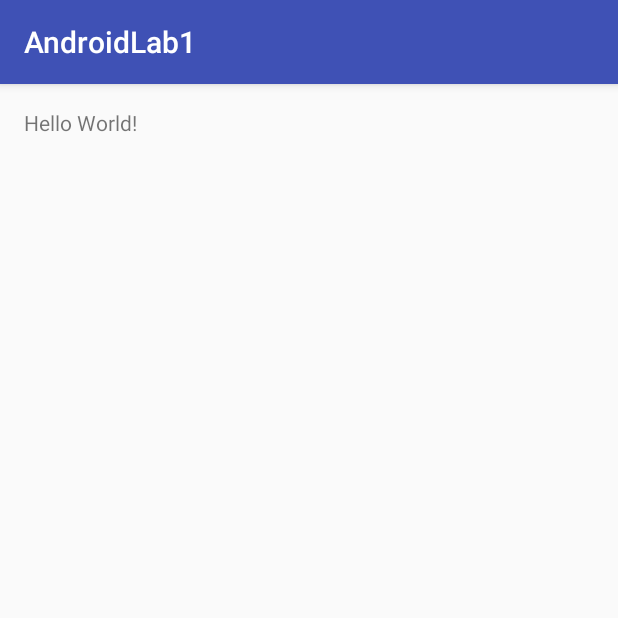
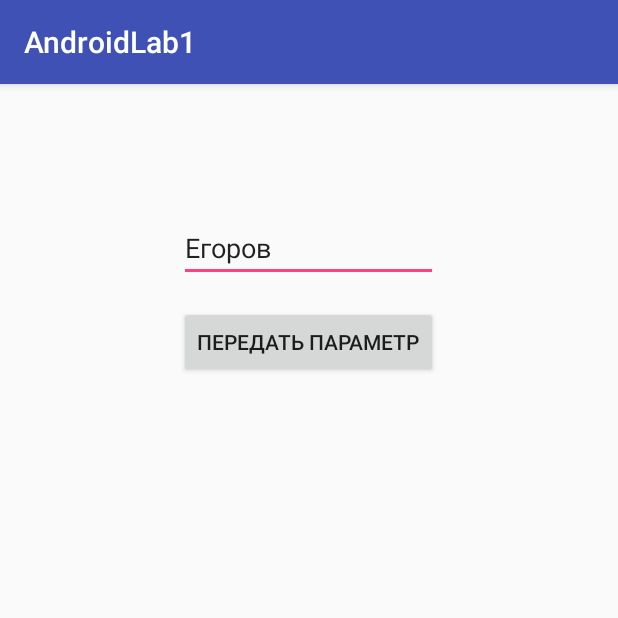
Before and after one commit to javalabs/AndroidLab1, an Android app: the screen it shows after launch (MainActivity), on a phone screen of 412 x 824 dp, the top half of it. Run offline under Robolectric (Android 15) with nearby library versions, the phone set to English and light mode, and no system bars.

Commit message:
Implement lab1

```diff
--- a/app/src/main/AndroidManifest.xml
+++ b/app/src/main/AndroidManifest.xml
@@ -15,6 +15,7 @@
                 <category android:name="android.intent.category.LAUNCHER" />
             </intent-filter>
         </activity>
+        <activity android:name=".SecondActivity"></activity>
     </application>
 
 </manifest>
--- a/app/src/main/res/layout/activity_main.xml
+++ b/app/src/main/res/layout/activity_main.xml
@@ -9,8 +9,25 @@
     android:paddingTop="@dimen/activity_vertical_margin"
     tools:context="com.github.javalabs.androidlab1.MainActivity">
 
-    <TextView
+    <Button
         android:layout_width="wrap_content"
         android:layout_height="wrap_content"
-        android:text="Hello World!" />
+        android:text="@string/btn_txt"
+        android:id="@+id/btn_start_activity"
+        android:layout_marginTop="132dp"
+        android:layout_alignParentTop="true"
+        android:layout_centerHorizontal="true"
+        android:onClick="onClickBtn" />
+
+    <EditText
+        android:layout_width="wrap_content"
+        android:layout_height="wrap_content"
+        android:id="@+id/edt_parameter"
+        android:layout_alignBottom="@+id/btn_start_activity"
+        android:layout_marginBottom="64dp"
+        android:layout_alignRight="@+id/btn_start_activity"
+        android:layout_alignEnd="@+id/btn_start_activity"
+        android:layout_alignLeft="@+id/btn_start_activity"
+        android:layout_alignStart="@+id/btn_start_activity"
+        android:text="@string/edt_txt" />
 </RelativeLayout>
--- a/app/src/main/res/values/strings.xml
+++ b/app/src/main/res/values/strings.xml
@@ -1,3 +1,6 @@
 <resources>
     <string name="app_name">AndroidLab1</string>
+    <string name="btn_txt">Передать параметр</string>
+    <string name="edt_txt">Егоров</string>
+    <string name="txt_view_param">Переданный параметр:</string>
 </resources>
```
Also changed, not shown: app/src/main/java/com/github/javalabs/androidlab1/MainActivity.java (+17 -1 lines), app/src/main/java/com/github/javalabs/androidlab1/SecondActivity.java (added, +24 -0 lines), app/src/main/res/layout/activity_second.xml (added, +20 -0 lines).
